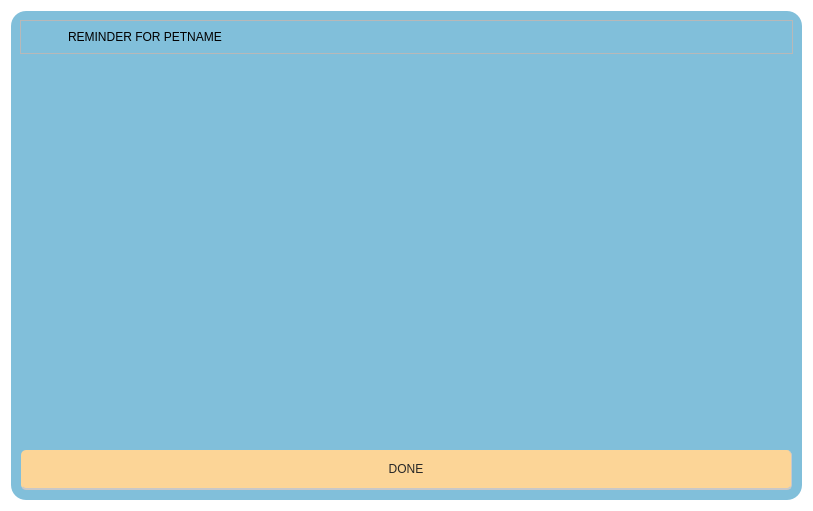
Old version of the form Desktop_Application/Frontend/ui-files/reminderPopUp.ui in the repository DreddVDomasian/Petmate-Desktop-Application.
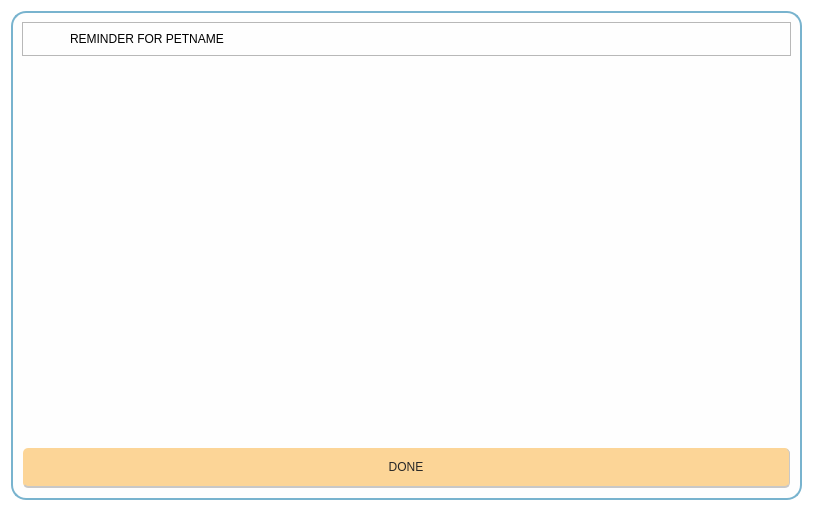
New version of the form. Icons and pictures are not drawn.

The edit to the form file:
```diff
--- a/Desktop_Application/Frontend/ui-files/reminderPopUp.ui
+++ b/Desktop_Application/Frontend/ui-files/reminderPopUp.ui
@@ -21,8 +21,9 @@
     <widget class="QFrame" name="remidersChecklists">
      <property name="styleSheet">
       <string notr="true">#remidersChecklists{
-	background-color:#81BFDA;
-	border-radius:15px;
+	 background-color:rgb(254, 254, 254);
+    border-radius: 15px;
+    border: 2px solid #78B3CE;
 }</string>
      </property>
      <property name="frameShape">
@@ -144,8 +145,8 @@
           <rect>
            <x>0</x>
            <y>0</y>
-           <width>777</width>
-           <height>368</height>
+           <width>773</width>
+           <height>364</height>
           </rect>
          </property>
          <property name="styleSheet">
```
